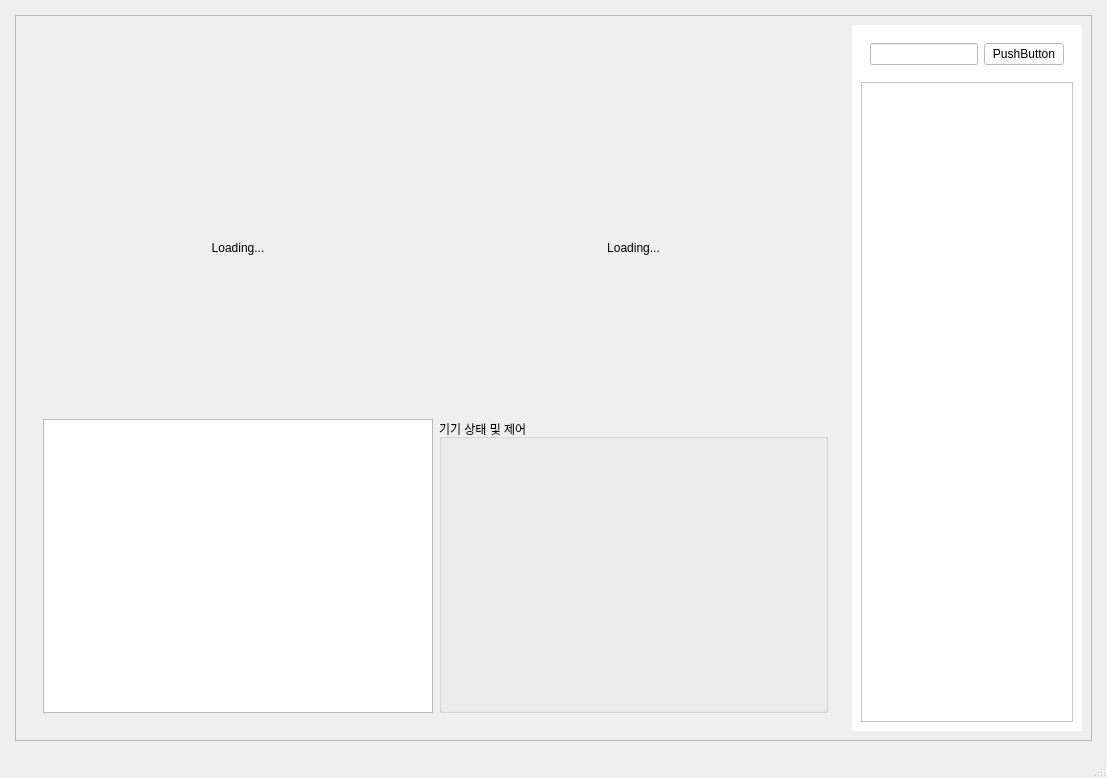
First picture: the form in client_qt/mainwindow.ui, repository VisionCraft2025/client_qt, before the edit.
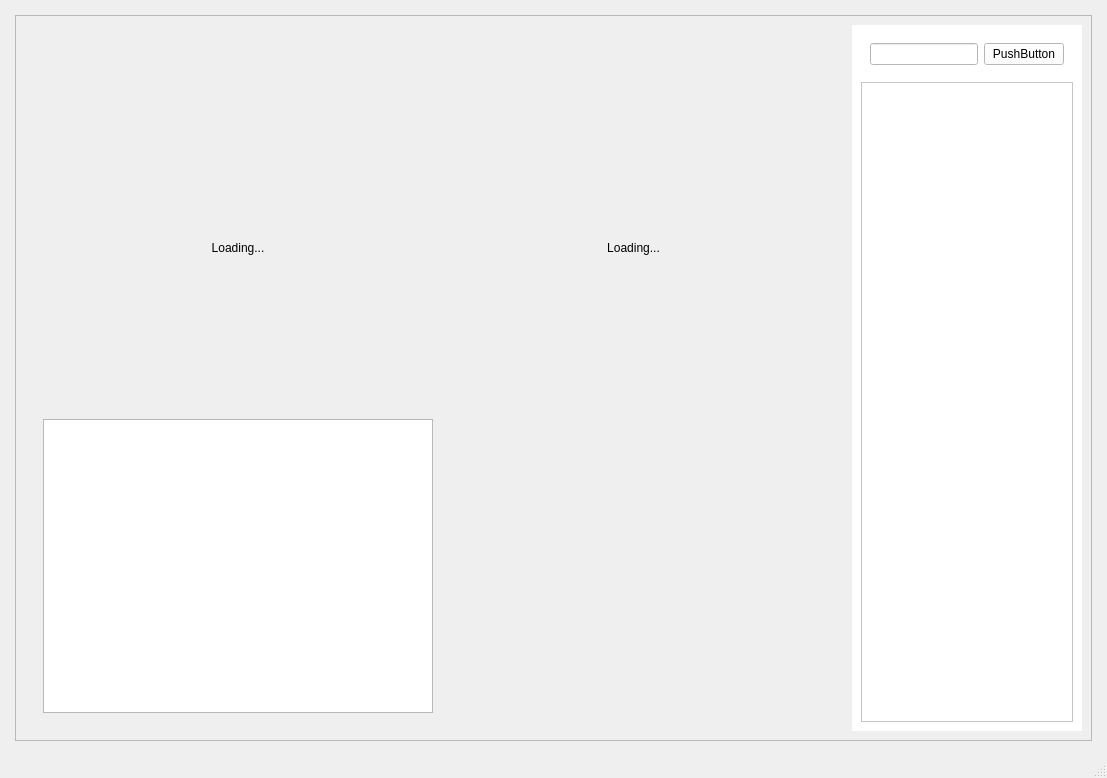
Second picture: the form after the edit.

Commit message: Style/#80: Update bottom panel in Feeder tab

```diff
--- a/client_qt/mainwindow.ui
+++ b/client_qt/mainwindow.ui
@@ -117,16 +117,13 @@
                 <widget class="QTextEdit" name="textLog"/>
                </item>
                <item>
-                <widget class="QGroupBox" name="groupControl">
+                <widget class="QWidget" name="groupControl" native="true">
                  <property name="sizePolicy">
                   <sizepolicy hsizetype="Expanding" vsizetype="Expanding">
                    <horstretch>0</horstretch>
                    <verstretch>0</verstretch>
                   </sizepolicy>
                  </property>
-                 <property name="title">
-                  <string>기기 상태 및 제어</string>
-                 </property>
                 </widget>
                </item>
               </layout>
```
The commit also changes 2 other files.
